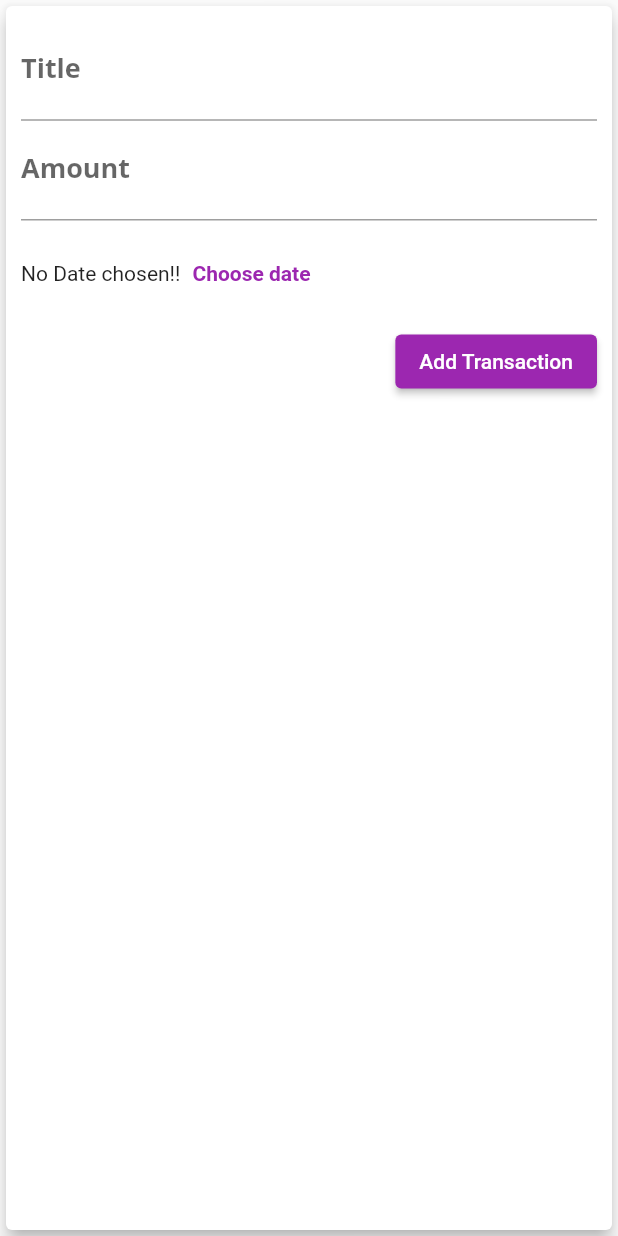
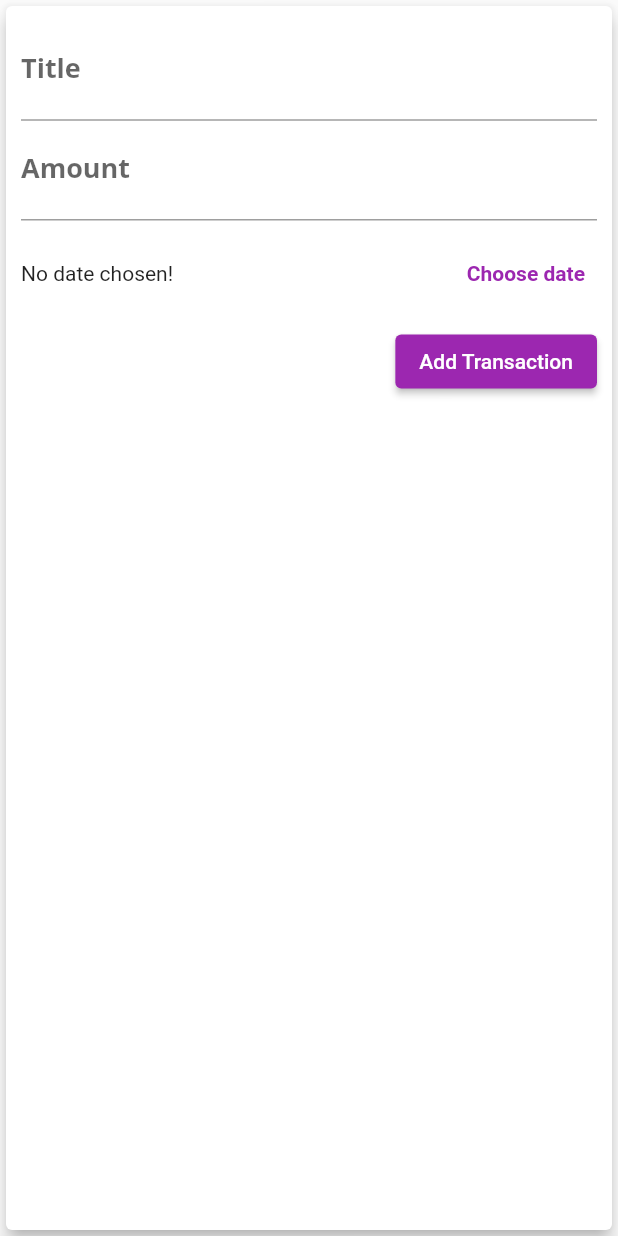
Before and after one commit to vansh132/Expense-App, a Flutter app: the NewTransaction widget shown alone on an empty page, opened directly with empty values, after a tap on "Add Transaction", on a phone screen of 412 x 824 dp. Run offline on Flutter 3.47's test engine with Material 2 defaults, Android fonts, the light colour scheme and no system bars; missing offline and left inert: dart:ffi.

Commit message:
Date & Time picker bug solved

```diff
--- a/lib/main.dart
+++ b/lib/main.dart
@@ -64,12 +64,13 @@ class _MyHomePageState extends State<MyHomePage> {
     });
   } */
 
-  void _addNewTransaction(String txTitle, double txAmount) {
+  void _addNewTransaction(
+      String txTitle, double txAmount, DateTime datePicked) {
     final newTx = Transaction(
         id: DateTime.now().toString(),
         title: txTitle,
         amount: txAmount,
-        date: DateTime.now());
+        date: datePicked);
     print("inside addNewTransaction...");
     setState(() {
       _userTransactions.add(newTx);
--- a/lib/widgets/new_transaction.dart
+++ b/lib/widgets/new_transaction.dart
@@ -1,6 +1,7 @@
-// ignore_for_file: use_key_in_widget_constructors, prefer_const_constructors, sort_child_properties_last, prefer_const_constructors_in_immutables
+// ignore_for_file: use_key_in_widget_constructors, prefer_const_constructors, sort_child_properties_last, prefer_const_constructors_in_immutables, unnecessary_null_comparison
 
 import 'package:flutter/material.dart';
+import 'package:intl/intl.dart';
 
 class NewTransaction extends StatefulWidget {
   final Function addTx;
@@ -12,21 +13,37 @@ class NewTransaction extends StatefulWidget {
 }
 
 class _NewTransactionState extends State<NewTransaction> {
-  final titleController = TextEditingController();
+  final _titleController = TextEditingController();
+  final _amountController = TextEditingController();
+  DateTime? _selectedDate;
 
-  final amountController = TextEditingController();
+  void _submitData() {
+    final enteredTitle = _titleController.text;
+    final enteredAmount = double.parse(_amountController.text);
 
-  void submitData() {
-    final enteredTitle = titleController.text;
-    final enteredAmount = double.parse(amountController.text);
-
-    if (enteredTitle.isEmpty || enteredAmount <= 0) {
+    if (enteredTitle.isEmpty || enteredAmount <= 0 || _selectedDate == null) {
       return;
     }
 
-    widget.addTx(enteredTitle, enteredAmount);
+    widget.addTx(enteredTitle, enteredAmount, _selectedDate);
 
     Navigator.of(context).pop();
+  }
+
+  void _presentDatePicker() {
+    showDatePicker(
+            context: context,
+            initialDate: DateTime.now(),
+            firstDate: DateTime(2019),
+            lastDate: DateTime.now())
+        .then((pickedDate) {
+      if (pickedDate == null) {
+        return;
+      }
+      setState(() {
+        _selectedDate = pickedDate;
+      });
+    });
   }
 
   @override
@@ -40,18 +57,18 @@ class _NewTransactionState extends State<NewTransaction> {
           children: [
             TextField(
               decoration: InputDecoration(labelText: "Title"),
-              controller: titleController,
-              onSubmitted: (_) => submitData(),
+              controller: _titleController,
+              onSubmitted: (_) => _submitData(),
               /* onChanged: (value) {
                       titleInput = value;
                     }, */
             ),
             TextField(
               decoration: InputDecoration(labelText: "Amount"),
-              controller: amountController,
+              controller: _amountController,
               keyboardType: TextInputType.number,
               onSubmitted: (_) =>
-                  submitData(), // _ defines that there will be some argument that we are never going to use
+                  _submitData(), // _ defines that there will be some argument that we are never going to use
               /* onChanged: (value) {
                       amountInput = value;
                     }, */
@@ -60,12 +77,17 @@ class _NewTransactionState extends State<NewTransaction> {
               height: 70,
               child: Row(
                 children: [
-                  Text("No Date chosen!!"),
+                  _selectedDate == null
+                      ? Expanded(child: Text("No date chosen!"))
+                      : Expanded(
+                          child: Text(
+                              'Picked Date: ${DateFormat.yMd().format(_selectedDate!)}'),
+                        ),
                   TextButton(
                       style: ButtonStyle(
                           foregroundColor: MaterialStateProperty.all(
                               Theme.of(context).primaryColor)),
-                      onPressed: null,
+                      onPressed: _presentDatePicker,
                       child: Text(
                         "Choose date",
                         style: TextStyle(fontWeight: FontWeight.bold),
@@ -75,7 +97,7 @@ class _NewTransactionState extends State<NewTransaction> {
             ),
             ElevatedButton(
               onPressed:
-                  submitData, // pass reference when there is no anonomous function
+                  _submitData, // pass reference when there is no anonomous function
               child: Text(
                 "Add Transaction",
                 style: TextStyle(color: Colors.white),
```
